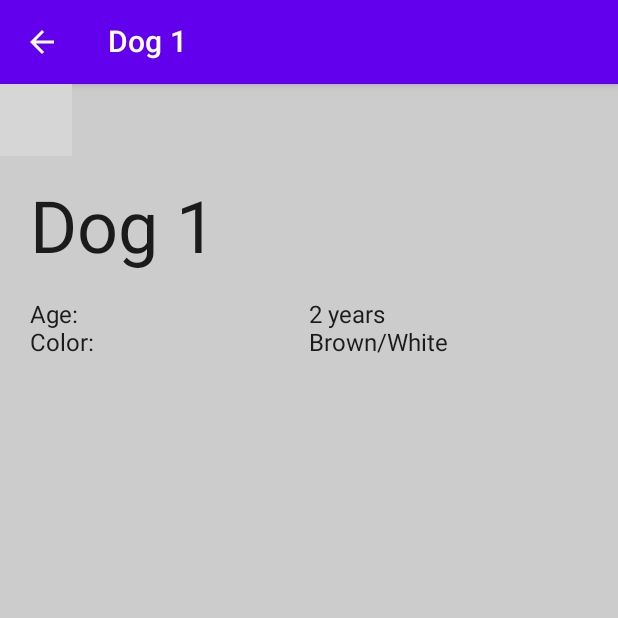
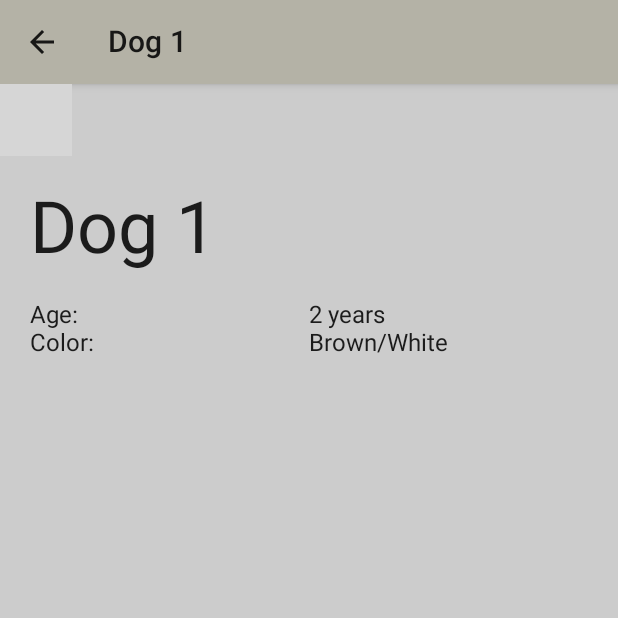
Before and after one commit to peterfortuin/AndroidDevChallenge-Week1, an Android app built with Jetpack Compose: the composable PuppyDetailsScreen called with sample values from the repository, on a phone screen of 412 x 824 dp, the top half of it. Run offline under Robolectric (Android 15) with nearby library versions, the phone set to English and light mode, and no system bars; libraries missing offline, so code that uses them is left out: dev.chrisbanes.accompanist; 4 statements that could not run were skipped; grey boxes are pictures that could not be loaded.

Commit message:
Colored toolbar in details screen

```diff
--- a/app/src/main/java/com/example/androiddevchallenge/Puppies.kt
+++ b/app/src/main/java/com/example/androiddevchallenge/Puppies.kt
@@ -15,6 +15,7 @@
  */
 package com.example.androiddevchallenge
 
+import androidx.compose.ui.graphics.Color
 import com.example.androiddevchallenge.model.Puppy
 
 fun getPuppies() = listOf(
@@ -22,36 +23,42 @@ fun getPuppies() = listOf(
         "Dog 1",
         "https://images.pexels.com/photos/936317/pexels-photo-936317.jpeg?auto=compress&cs=tinysrgb&dpr=2&w=500",
         2,
-        "Brown/White"
+        "Brown/White",
+        Color(0xffb4b2a6)
     ),
     Puppy(
         "Dog 2",
         "https://images.pexels.com/photos/179221/pexels-photo-179221.jpeg?auto=compress&cs=tinysrgb&dpr=2&w=500",
         3,
-        "Black/White"
+        "Black/White",
+        Color(0xff585e6a)
     ),
     Puppy(
         "Dog 3",
         "https://images.pexels.com/photos/1480913/pexels-photo-1480913.jpeg?auto=compress&cs=tinysrgb&dpr=2&w=500",
         6,
-        "Brown"
+        "Brown",
+        Color(0xffa9866a)
     ),
     Puppy(
         "Dog 4",
         "https://images.pexels.com/photos/5321441/pexels-photo-5321441.jpeg?auto=compress&cs=tinysrgb&dpr=2&w=500",
         2,
-        "Light brown"
+        "Light brown",
+        Color(0xffc7afaa)
     ),
     Puppy(
         "Dog 5",
         "https://images.pexels.com/photos/4597758/pexels-photo-4597758.jpeg?auto=compress&cs=tinysrgb&dpr=2&w=500",
         5,
-        "Light brown"
+        "Light brown",
+        Color(0xffbf916d)
     ),
     Puppy(
         "Dog 6",
         "https://images.pexels.com/photos/4695939/pexels-photo-4695939.jpeg?auto=compress&cs=tinysrgb&dpr=2&w=500",
         8,
-        "Black"
+        "Black",
+        Color(0xff4e4a47)
     ),
 )
--- a/app/src/main/java/com/example/androiddevchallenge/model/Puppy.kt
+++ b/app/src/main/java/com/example/androiddevchallenge/model/Puppy.kt
@@ -15,9 +15,12 @@
  */
 package com.example.androiddevchallenge.model
 
+import androidx.compose.ui.graphics.Color
+
 data class Puppy(
     val name: String,
     val picture: String,
     val age: Int,
-    val color: String
+    val color: String,
+    val toolbarColor: Color
 )
```
Also changed, not shown: app/src/main/java/com/example/androiddevchallenge/ui/PuppyDetailsScreen.kt (+4 -3 lines).
